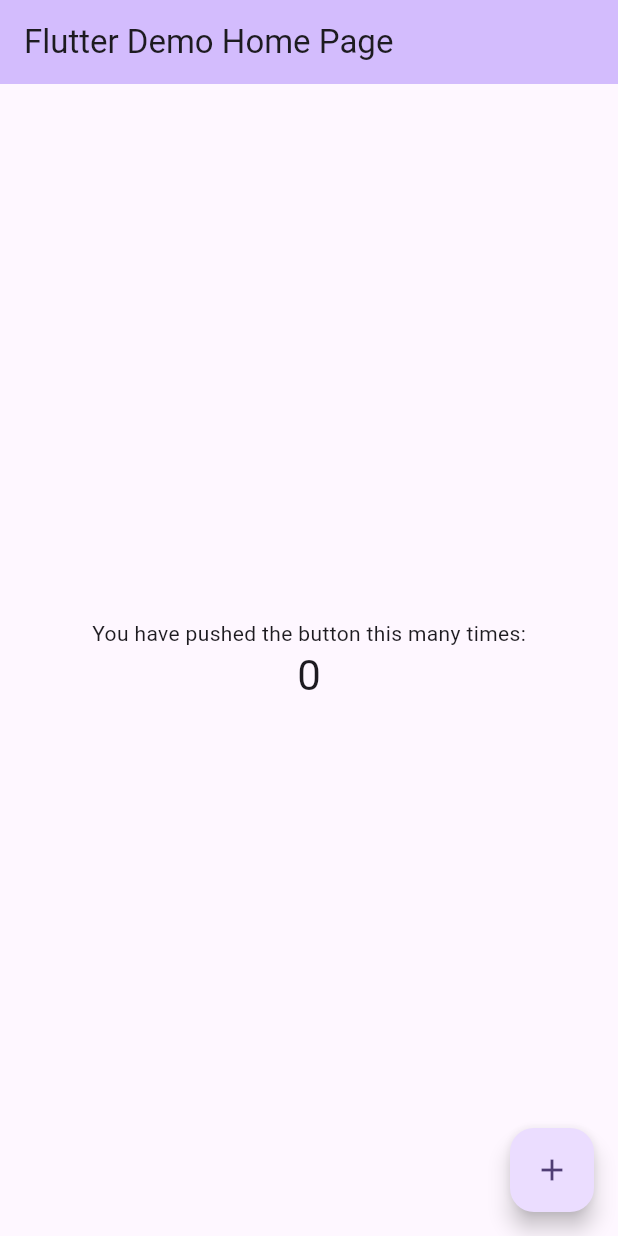
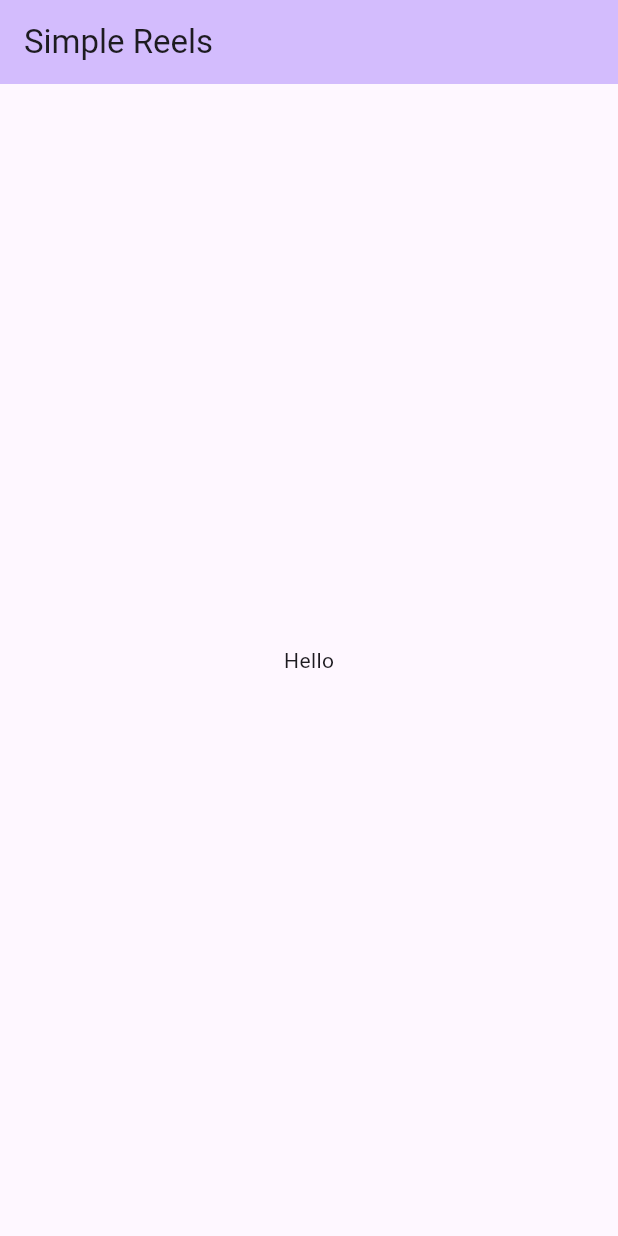
Before and after one commit to kukuhsain/simple-reels-flutter, a Flutter app: the screen it shows after launch, on a phone screen of 412 x 824 dp. Run offline on Flutter 3.47's test engine with Material 3 defaults, Android fonts, the phone set to English and light mode, and no system bars.

Commit message:
clean up

```diff
--- a/lib/main.dart
+++ b/lib/main.dart
@@ -11,42 +11,19 @@ class MyApp extends StatelessWidget {
   @override
   Widget build(BuildContext context) {
     return MaterialApp(
-      title: 'Flutter Demo',
+      title: 'Simple Reels',
       theme: ThemeData(
-        // This is the theme of your application.
-        //
-        // TRY THIS: Try running your application with "flutter run". You'll see
-        // the application has a purple toolbar. Then, without quitting the app,
-        // try changing the seedColor in the colorScheme below to Colors.green
-        // and then invoke "hot reload" (save your changes or press the "hot
-        // reload" button in a Flutter-supported IDE, or press "r" if you used
-        // the command line to start the app).
-        //
-        // Notice that the counter didn't reset back to zero; the application
-        // state is not lost during the reload. To reset the state, use hot
-        // restart instead.
-        //
-        // This works for code too, not just values: Most code changes can be
-        // tested with just a hot reload.
         colorScheme: ColorScheme.fromSeed(seedColor: Colors.deepPurple),
         useMaterial3: true,
       ),
-      home: const MyHomePage(title: 'Flutter Demo Home Page'),
+      debugShowCheckedModeBanner: false,
+      home: const MyHomePage(title: 'Simple Reels'),
     );
   }
 }
 
 class MyHomePage extends StatefulWidget {
   const MyHomePage({super.key, required this.title});
-
-  // This widget is the home page of your application. It is stateful, meaning
-  // that it has a State object (defined below) that contains fields that affect
-  // how it looks.
-
-  // This class is the configuration for the state. It holds the values (in this
-  // case the title) provided by the parent (in this case the App widget) and
-  // used by the build method of the State. Fields in a Widget subclass are
-  // always marked "final".
 
   final String title;
 
@@ -55,71 +32,16 @@ class MyHomePage extends StatefulWidget {
 }
 
 class _MyHomePageState extends State<MyHomePage> {
-  int _counter = 0;
-
-  void _incrementCounter() {
-    setState(() {
-      // This call to setState tells the Flutter framework that something has
-      // changed in this State, which causes it to rerun the build method below
-      // so that the display can reflect the updated values. If we changed
-      // _counter without calling setState(), then the build method would not be
-      // called again, and so nothing would appear to happen.
-      _counter++;
-    });
-  }
-
   @override
   Widget build(BuildContext context) {
-    // This method is rerun every time setState is called, for instance as done
-    // by the _incrementCounter method above.
-    //
-    // The Flutter framework has been optimized to make rerunning build methods
-    // fast, so that you can just rebuild anything that needs updating rather
-    // than having to individually change instances of widgets.
     return Scaffold(
       appBar: AppBar(
-        // TRY THIS: Try changing the color here to a specific color (to
-        // Colors.amber, perhaps?) and trigger a hot reload to see the AppBar
-        // change color while the other colors stay the same.
         backgroundColor: Theme.of(context).colorScheme.inversePrimary,
-        // Here we take the value from the MyHomePage object that was created by
-        // the App.build method, and use it to set our appbar title.
         title: Text(widget.title),
       ),
-      body: Center(
-        // Center is a layout widget. It takes a single child and positions it
-        // in the middle of the parent.
-        child: Column(
-          // Column is also a layout widget. It takes a list of children and
-          // arranges them vertically. By default, it sizes itself to fit its
-          // children horizontally, and tries to be as tall as its parent.
-          //
-          // Column has various properties to control how it sizes itself and
-          // how it positions its children. Here we use mainAxisAlignment to
-          // center the children vertically; the main axis here is the vertical
-          // axis because Columns are vertical (the cross axis would be
-          // horizontal).
-          //
-          // TRY THIS: Invoke "debug painting" (choose the "Toggle Debug Paint"
-          // action in the IDE, or press "p" in the console), to see the
-          // wireframe for each widget.
-          mainAxisAlignment: MainAxisAlignment.center,
-          children: <Widget>[
-            const Text(
-              'You have pushed the button this many times:',
-            ),
-            Text(
-              '$_counter',
-              style: Theme.of(context).textTheme.headlineMedium,
-            ),
-          ],
-        ),
+      body: const Center(
+        child: Text('Hello'),
       ),
-      floatingActionButton: FloatingActionButton(
-        onPressed: _incrementCounter,
-        tooltip: 'Increment',
-        child: const Icon(Icons.add),
-      ), // This trailing comma makes auto-formatting nicer for build methods.
     );
   }
 }
```
